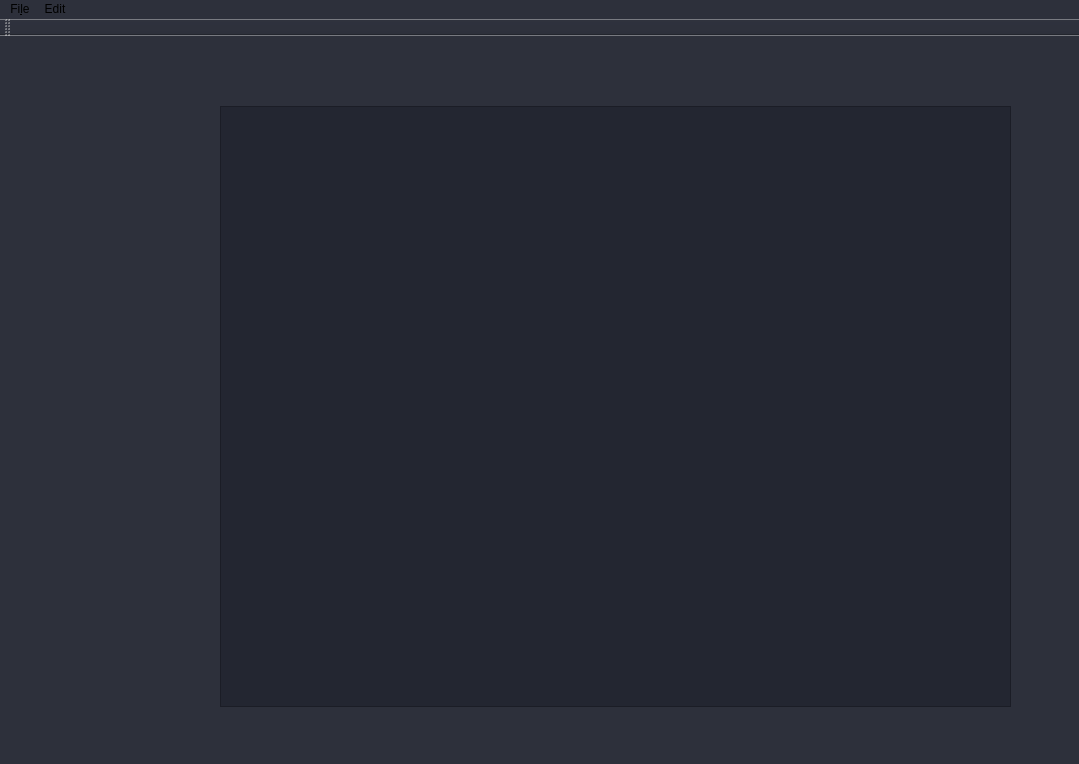
First picture: the form in mainwindow.ui, repository GremSnoort/RexPhotoshop2017, before the edit.
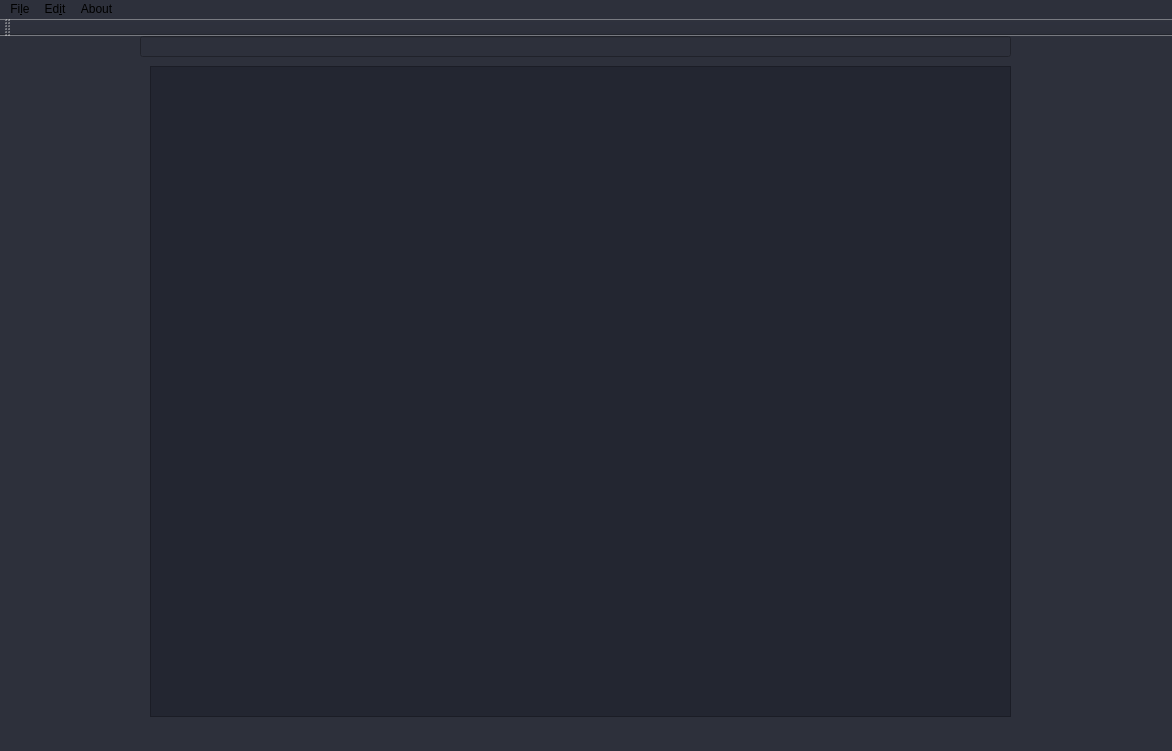
Second picture: the form after the edit.

The edit to the form file:
```diff
--- a/mainwindow.ui
+++ b/mainwindow.ui
@@ -6,8 +6,8 @@
    <rect>
     <x>0</x>
     <y>0</y>
-    <width>1079</width>
-    <height>764</height>
+    <width>1172</width>
+    <height>751</height>
    </rect>
   </property>
   <property name="windowTitle">
@@ -20,23 +20,33 @@
    <widget class="QGraphicsView" name="graphicsView">
     <property name="geometry">
      <rect>
-      <x>220</x>
-      <y>70</y>
-      <width>791</width>
-      <height>601</height>
+      <x>150</x>
+      <y>30</y>
+      <width>861</width>
+      <height>651</height>
      </rect>
     </property>
     <property name="styleSheet">
      <string notr="true">background-color: rgb(35, 38, 49);</string>
     </property>
    </widget>
+   <widget class="QLineEdit" name="NameOfFile">
+    <property name="geometry">
+     <rect>
+      <x>140</x>
+      <y>0</y>
+      <width>871</width>
+      <height>21</height>
+     </rect>
+    </property>
+   </widget>
   </widget>
   <widget class="QMenuBar" name="menuBar">
    <property name="geometry">
     <rect>
      <x>0</x>
      <y>0</y>
-     <width>1079</width>
+     <width>1172</width>
      <height>30</height>
     </rect>
    </property>
@@ -52,7 +62,7 @@
    </widget>
    <widget class="QMenu" name="menuEdit">
     <property name="title">
-     <string>Edit</string>
+     <string>Ed&amp;it</string>
     </property>
     <addaction name="actionUndo"/>
     <addaction name="actionRedo"/>
@@ -60,8 +70,15 @@
     <addaction name="actionCopy"/>
     <addaction name="actionPaste"/>
    </widget>
+   <widget class="QMenu" name="menuAbout">
+    <property name="title">
+     <string>About</string>
+    </property>
+    <addaction name="actionHow_to_work"/>
+   </widget>
    <addaction name="menuFile"/>
    <addaction name="menuEdit"/>
+   <addaction name="menuAbout"/>
   </widget>
   <widget class="QToolBar" name="mainToolBar">
    <attribute name="toolBarArea">
```
Left out of the diff: 12 changed lines with no effect on the pictures.
